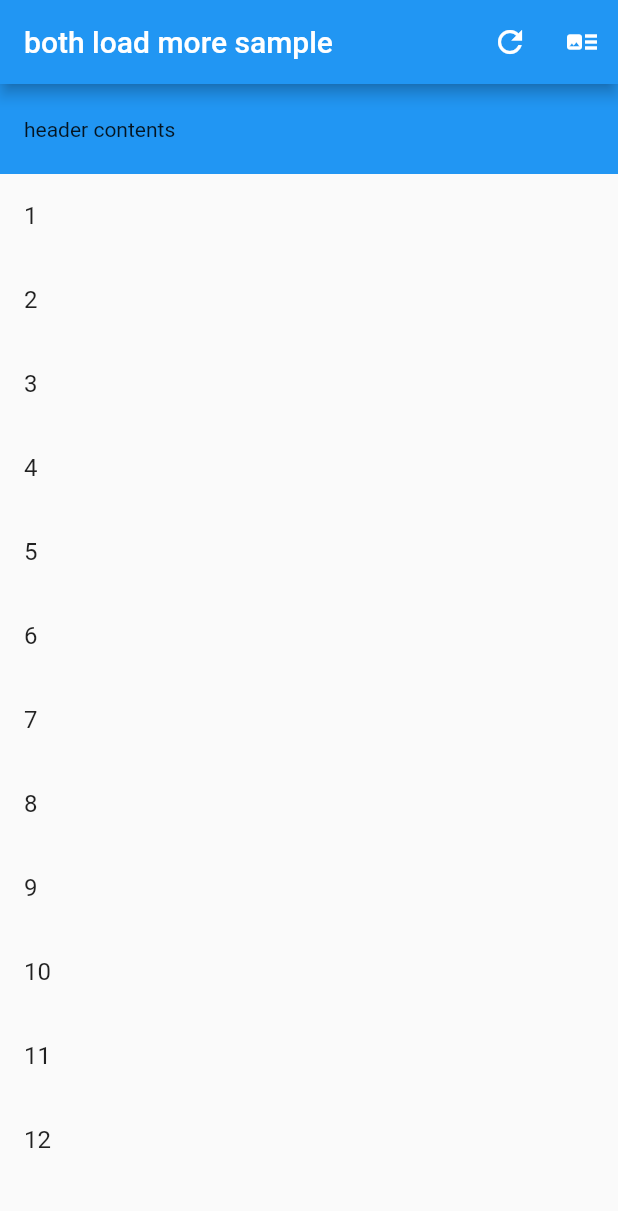
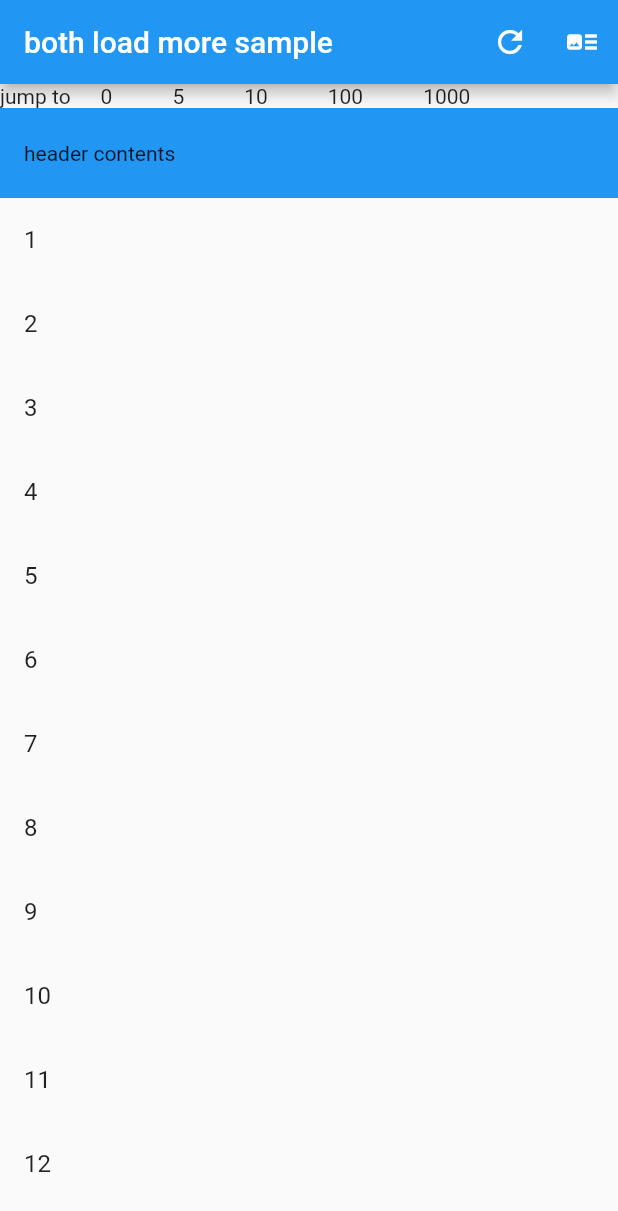
Before and after one commit to kanari3/both_loadmore_listview, a Flutter app: the screen it shows after launch, on a phone screen of 412 x 824 dp. Shown: the top 1211 px of the screen. Run offline on Flutter 3.47's test engine with Material 2 defaults, Android fonts, the phone set to English and light mode, and no system bars; drawn by our look-alikes of scrollable_positioned_list.

Commit message:
merge scrollable_positioned_list

```diff
--- a/lib/main.dart
+++ b/lib/main.dart
@@ -1,7 +1,6 @@
 import 'package:both_loadmore_listview/screen.dart';
 import 'package:flutter/material.dart';
 import 'package:provider/provider.dart';
-
 import 'model.dart';
 
 void main() {
--- a/lib/model.dart
+++ b/lib/model.dart
@@ -1,5 +1,10 @@
+import 'dart:math';
+
 import 'package:both_loadmore_listview/repository.dart';
+import 'package:both_loadmore_listview/screen.dart';
 import 'package:flutter/cupertino.dart';
+import 'package:scrollable_positioned_list/scrollable_positioned_list.dart';
+
 
 class LoadMoreModel extends ChangeNotifier {
 
@@ -13,6 +18,10 @@ class LoadMoreModel extends ChangeNotifier {
   final scrollController = ScrollController();
   bool loading = false;
   bool loadingReverse = false;
+
+//2
+  final itemScrollController = ItemScrollController();
+  final itemPositionsListener = ItemPositionsListener.create();
 
   LoadMoreModel() {
     setListener();
--- a/lib/screen.dart
+++ b/lib/screen.dart
@@ -1,17 +1,102 @@
 import 'package:flutter/cupertino.dart';
 import 'package:flutter/material.dart';
 import 'package:provider/provider.dart';
+import 'package:scrollable_positioned_list/scrollable_positioned_list.dart';
 import 'model.dart';
 
+
+const numberOfItems = 112;
+const minItemHeight = 20.0;
+const maxItemHeight = 150.0;
+const scrollDuration = Duration(seconds: 2);
+
 class LoadMoreScreen extends StatelessWidget {
+
+  LoadMoreModel loadMoreModel;
+
+
+  Widget get positionsView => ValueListenableBuilder<Iterable<ItemPosition>>(
+    valueListenable: loadMoreModel.itemPositionsListener.itemPositions,
+    builder: (context, positions, child) {
+      int min;
+      int max;
+      if (positions.isNotEmpty) {
+        // Determine the first visible item by finding the item with the
+        // smallest trailing edge that is greater than 0.  i.e. the first
+        // item whose trailing edge in visible in the viewport.
+        min = positions
+            .where((ItemPosition position) => position.itemTrailingEdge > 0)
+            .reduce((ItemPosition min, ItemPosition position) =>
+        position.itemTrailingEdge < min.itemTrailingEdge
+            ? position
+            : min)
+            .index;
+        // Determine the last visible item by finding the item with the
+        // greatest leading edge that is less than 1.  i.e. the last
+        // item whose leading edge in visible in the viewport.
+        max = positions
+            .where((ItemPosition position) => position.itemLeadingEdge < 1)
+            .reduce((ItemPosition max, ItemPosition position) =>
+        position.itemLeadingEdge > max.itemLeadingEdge
+            ? position
+            : max)
+            .index;
+      }
+      return Row(
+        children: <Widget>[
+          Expanded(child: Text('First Item: ${min ?? ''}')),
+          Expanded(child: Text('Last Item: ${max ?? ''}')),
+        ],
+      );
+    },
+  );
+
+
+  Widget get jumpControlButtons => Row(
+    children: <Widget>[
+      const Text('jump to'),
+      jumpButton(0),
+      jumpButton(5),
+      jumpButton(10),
+      jumpButton(100),
+      jumpButton(1000),
+    ],
+  );
+
+  Widget scrollButton(int value) => GestureDetector(
+    key: ValueKey<String>('Scroll$value'),
+    onTap: () => scrollTo(value),
+    child: Padding(
+        padding: const EdgeInsets.symmetric(horizontal: 20),
+        child: Text('$value')),
+  );
+
+  Widget jumpButton(int value) => GestureDetector(
+    key: ValueKey<String>('Jump$value'),
+    onTap: () => jumpTo(value),
+    child: Padding(
+        padding: const EdgeInsets.symmetric(horizontal: 20),
+        child: Text('$value')),
+  );
+
+  void scrollTo(int index) => loadMoreModel.itemScrollController.scrollTo(
+      index: index,
+      duration: scrollDuration,
+      curve: Curves.easeInOutCubic);
+
+  void jumpTo(int index) =>
+      loadMoreModel.itemScrollController.jumpTo(index: index);
+
+
   @override
   Widget build(BuildContext context) {
     Size screenSize = MediaQuery.of(context).size;
     double headerHeight = 60;
 
-
     return Consumer<LoadMoreModel>(
         builder: (context, model, _) {
+
+          loadMoreModel = model;
 
           return Scaffold(
             appBar: AppBar(
@@ -36,6 +121,17 @@ class LoadMoreScreen extends StatelessWidget {
               child: Column(
                 children: <Widget>[
 
+                  Row(
+                    children: <Widget>[
+                      Column(
+                        children: <Widget>[
+                          jumpControlButtons,
+                        ],
+                      ),
+                    ],
+                  ),
+
+
                   // header
                   Container(
                     width: screenSize.width,
@@ -53,13 +149,13 @@ class LoadMoreScreen extends StatelessWidget {
                   ),
                   // header end
 
-                  Container(
-                    height: screenSize.height - headerHeight - 80 ,
+
+                  Expanded(
                     child: RefreshIndicator(
-                      child: ListView.builder(
-                        controller: model.scrollController,
+                      child: ScrollablePositionedList.builder(
                         itemCount: model.data.length + 1,
                         itemBuilder: (context, index) {
+
 
                           if (model.data.isEmpty) {
                             return  Center(child: CircularProgressIndicator());
@@ -80,14 +176,18 @@ class LoadMoreScreen extends StatelessWidget {
                               child: CircularProgressIndicator(),
                             ),
                           );
+
                         },
-
+                        itemScrollController: loadMoreModel.itemScrollController,
+                        itemPositionsListener: loadMoreModel.itemPositionsListener,
+                        scrollDirection: Axis.vertical,
                       ),
                       onRefresh: () async {
                         await model.refresh();
                       },
                     ),
                   ),
+
 
                 ],
               ),
--- a/pubspec.yaml
+++ b/pubspec.yaml
@@ -25,6 +25,7 @@ dependencies:
     sdk: flutter
   cupertino_icons:
   provider:
+  scrollable_positioned_list:
 
 dev_dependencies:
   flutter_test:
```
Also changed, not shown: pubspec.lock.
